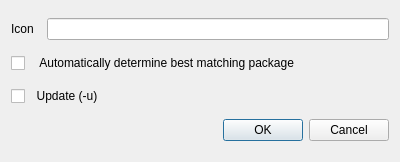
First picture: the form in src/conan_app_launcher/ui/modules/conan_install.ui, repository goszpeti/conan_explorer, before the edit.
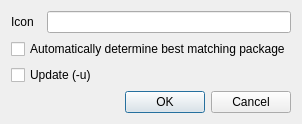
Second picture: the form after the edit. Custom widgets are drawn as their Qt base class.

```diff
--- a/src/conan_app_launcher/ui/modules/conan_install.ui
+++ b/src/conan_app_launcher/ui/modules/conan_install.ui
@@ -6,8 +6,8 @@
    <rect>
     <x>0</x>
     <y>0</y>
-    <width>400</width>
-    <height>162</height>
+    <width>274</width>
+    <height>116</height>
    </rect>
   </property>
   <property name="sizePolicy">
@@ -18,7 +18,7 @@
   </property>
   <property name="minimumSize">
    <size>
-    <width>400</width>
+    <width>200</width>
     <height>100</height>
    </size>
   </property>
@@ -29,8 +29,14 @@
    <bool>false</bool>
   </property>
   <layout class="QVBoxLayout" name="verticalLayout">
+   <property name="sizeConstraint">
+    <enum>QLayout::SetMinAndMaxSize</enum>
+   </property>
    <item>
     <layout class="QHBoxLayout" name="horizontalLayout">
+     <property name="sizeConstraint">
+      <enum>QLayout::SetMinAndMaxSize</enum>
+     </property>
      <item>
       <widget class="QLabel" name="install_icon">
        <property name="sizePolicy">
@@ -57,26 +63,72 @@
       </widget>
      </item>
      <item>
-      <widget class="ConanRefLineEdit" name="conan_ref_line_edit"/>
+      <widget class="ConanRefLineEdit" name="conan_ref_line_edit">
+       <property name="sizePolicy">
+        <sizepolicy hsizetype="MinimumExpanding" vsizetype="Fixed">
+         <horstretch>0</horstretch>
+         <verstretch>0</verstretch>
+        </sizepolicy>
+       </property>
+       <property name="minimumSize">
+        <size>
+         <width>0</width>
+         <height>0</height>
+        </size>
+       </property>
+       <property name="maximumSize">
+        <size>
+         <width>1024</width>
+         <height>16777215</height>
+        </size>
+       </property>
+       <property name="text">
+        <string/>
+       </property>
+       <property name="maxLength">
+        <number>1024</number>
+       </property>
+       <property name="frame">
+        <bool>true</bool>
+       </property>
+      </widget>
      </item>
     </layout>
    </item>
    <item>
     <widget class="QCheckBox" name="auto_install_check_box">
+     <property name="sizePolicy">
+      <sizepolicy hsizetype="MinimumExpanding" vsizetype="Fixed">
+       <horstretch>0</horstretch>
+       <verstretch>0</verstretch>
+      </sizepolicy>
+     </property>
      <property name="text">
-      <string>   Automatically determine best matching package</string>
+      <string>Automatically determine best matching package</string>
      </property>
     </widget>
    </item>
    <item>
     <widget class="QCheckBox" name="update_check_box">
+     <property name="sizePolicy">
+      <sizepolicy hsizetype="MinimumExpanding" vsizetype="Fixed">
+       <horstretch>0</horstretch>
+       <verstretch>0</verstretch>
+      </sizepolicy>
+     </property>
      <property name="text">
-      <string>  Update (-u)</string>
+      <string>Update (-u)</string>
      </property>
     </widget>
    </item>
    <item>
     <widget class="QDialogButtonBox" name="button_box">
+     <property name="sizePolicy">
+      <sizepolicy hsizetype="MinimumExpanding" vsizetype="Fixed">
+       <horstretch>0</horstretch>
+       <verstretch>0</verstretch>
+      </sizepolicy>
+     </property>
      <property name="orientation">
       <enum>Qt::Horizontal</enum>
      </property>
```
Left out of the diff: 6 changed lines with no effect on the pictures.
